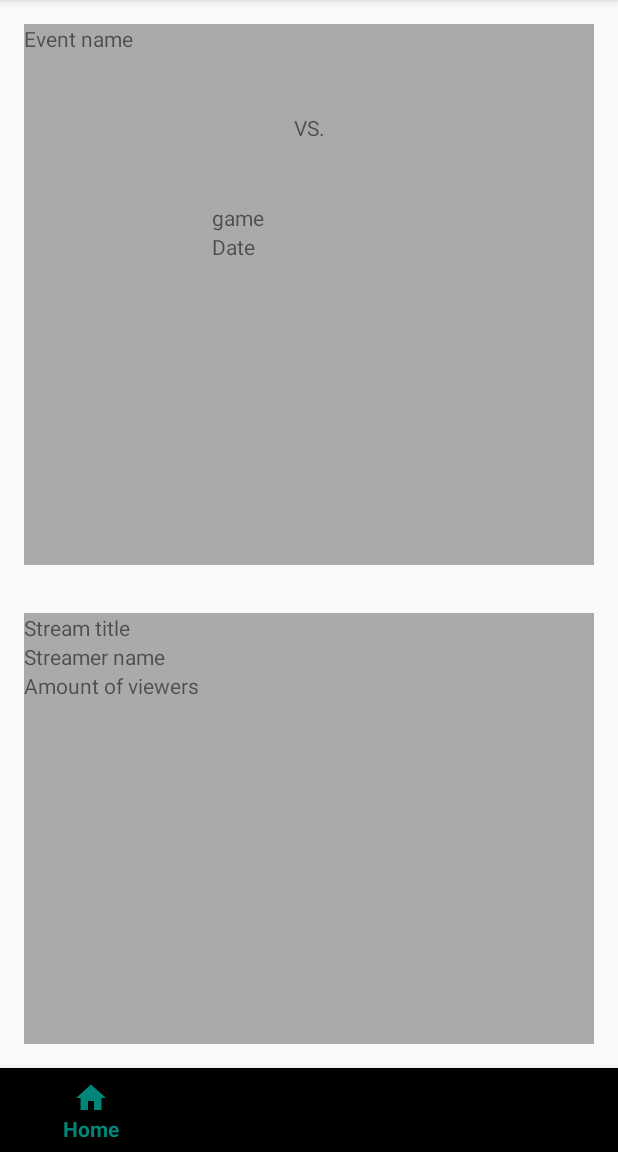
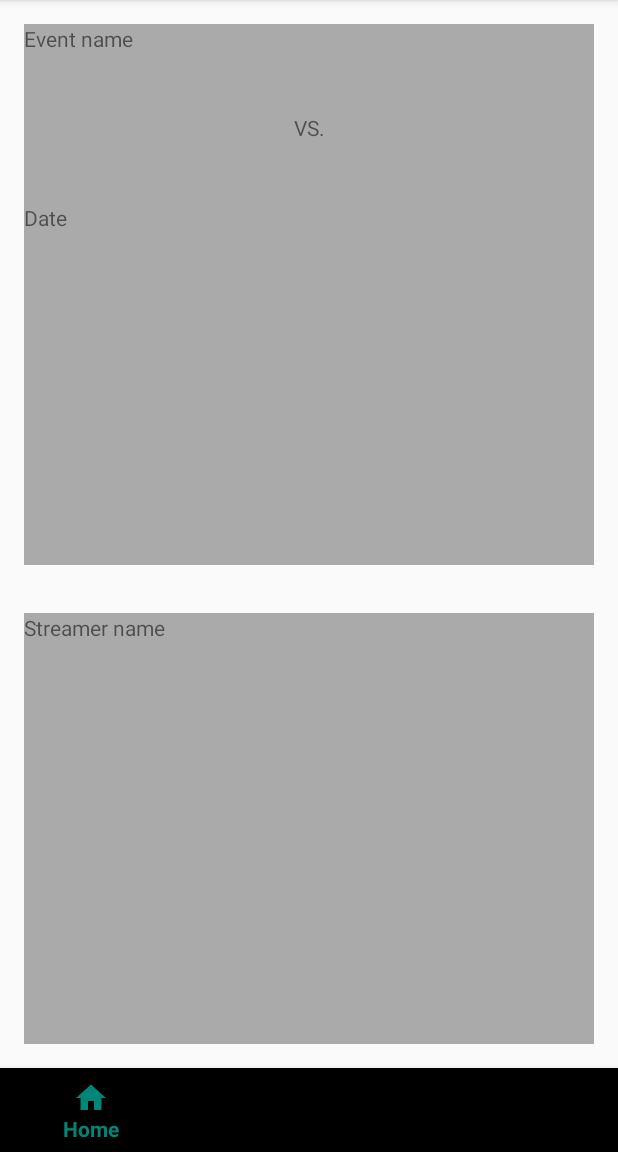
Before and after one commit to 10810765/Programmeerproject, an Android app: the FeaturedFragment screen opened directly, with no data from a screen before it, on a phone screen of 412 x 824 dp, the part 84-1236 px from its top. Run offline under Robolectric (Android 15) with nearby library versions, the phone set to English and light mode, and no system bars; our stand-ins replace Picasso, Volley; network calls fail; pictures from the network do not load; 2 statements that could not run were skipped.

Commit message:
All featured fragment information now in place.

```diff
--- a/app/src/main/res/layout/fragment_featured.xml
+++ b/app/src/main/res/layout/fragment_featured.xml
@@ -57,30 +57,11 @@
                 android:layout_height="wrap_content"
                 android:orientation="horizontal">
 
-                <ImageView
-                    android:id="@+id/leagueImage"
-                    android:layout_width="125dp"
-                    android:layout_height="125dp"
-                    tools:srcCompat="@tools:sample/avatars" />
-
-                <LinearLayout
-                    android:layout_width="match_parent"
-                    android:layout_height="match_parent"
-                    android:orientation="vertical">
-
-                    <TextView
-                        android:id="@+id/gameView"
-                        android:layout_width="match_parent"
-                        android:layout_height="wrap_content"
-                        android:text="game" />
-
-                    <TextView
-                        android:id="@+id/dateView"
-                        android:layout_width="wrap_content"
-                        android:layout_height="wrap_content"
-                        android:text="Date" />
-
-                </LinearLayout>
+                <TextView
+                    android:id="@+id/dateView"
+                    android:layout_width="wrap_content"
+                    android:layout_height="wrap_content"
+                    android:text="Date" />
 
             </LinearLayout>
 
@@ -100,16 +81,16 @@
             android:layout_height="match_parent"
             android:orientation="vertical">
 
+            <TextView
+                android:id="@+id/streamerName"
+                android:layout_width="wrap_content"
+                android:layout_height="wrap_content"
+                android:text="Streamer name" />
+
             <ImageView
                 android:id="@+id/previewImage"
                 android:layout_width="match_parent"
-                android:layout_height="wrap_content"
-                tools:srcCompat="@tools:sample/avatars" />
-
-            <ImageView
-                android:id="@+id/logoImage"
-                android:layout_width="match_parent"
-                android:layout_height="wrap_content"
+                android:layout_height="match_parent"
                 tools:srcCompat="@tools:sample/avatars" />
 
             <TextView
@@ -117,12 +98,6 @@
                 android:layout_width="wrap_content"
                 android:layout_height="wrap_content"
                 android:text="Stream title" />
-
-            <TextView
-                android:id="@+id/streamerName"
-                android:layout_width="wrap_content"
-                android:layout_height="wrap_content"
-                android:text="Streamer name" />
 
             <TextView
                 android:id="@+id/viewerCount"
```
Also changed, not shown: app/src/main/java/com/example/marijn/esportsapp/FeaturedFragment.java (+8 -10 lines), app/src/main/java/com/example/marijn/esportsapp/StreamsInformation.java (+20 -2 lines), app/src/main/java/com/example/marijn/esportsapp/StreamsRequest.java (+6 -1 lines).
